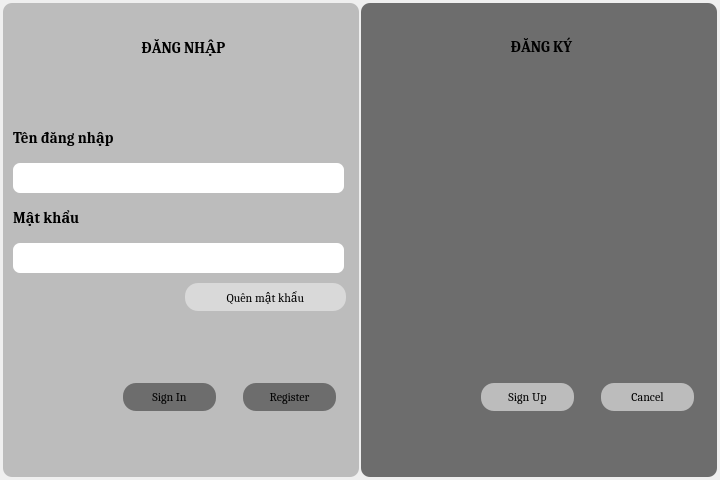
The window that login.ui (cdghhhiilnnotu/Face-Attendance-CLIENT) describes before a commit, drawn with Qt 5.
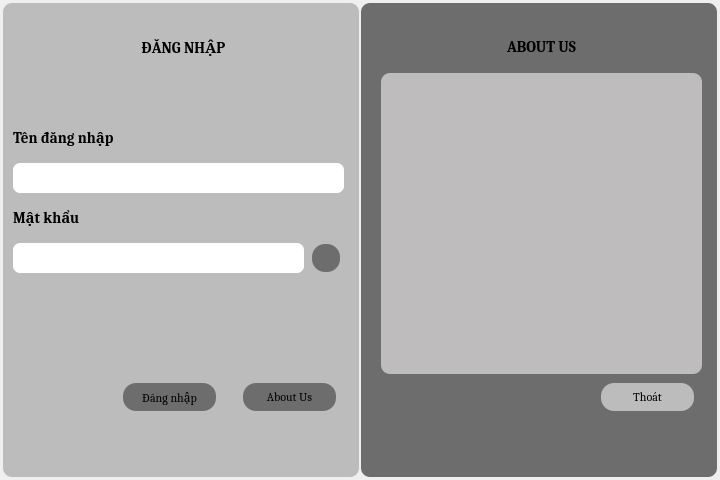
The same window after the commit.

The edit to the form file:
```diff
--- a/login.ui
+++ b/login.ui
@@ -111,7 +111,7 @@
 border-radius: 13px;</string>
           </property>
           <property name="text">
-           <string>Sign In</string>
+           <string>Đăng nhập</string>
           </property>
          </widget>
          <widget class="QPushButton" name="register_btn">
@@ -133,7 +133,7 @@
 border-radius: 13px;</string>
           </property>
           <property name="text">
-           <string>Register</string>
+           <string>About Us</string>
           </property>
          </widget>
          <widget class="QLineEdit" name="signin_username_input">
@@ -164,7 +164,7 @@
            <rect>
             <x>10</x>
             <y>240</y>
-            <width>331</width>
+            <width>291</width>
             <height>30</height>
            </rect>
           </property>
@@ -181,6 +181,9 @@
           <property name="text">
            <string/>
           </property>
+          <property name="echoMode">
+           <enum>QLineEdit::Password</enum>
+          </property>
          </widget>
          <widget class="QLabel" name="signin_username_label">
           <property name="geometry">
@@ -244,28 +247,6 @@
            <set>Qt::AlignLeading|Qt::AlignLeft|Qt::AlignVCenter</set>
           </property>
          </widget>
-         <widget class="QPushButton" name="signin_forgot_password_btn">
-          <property name="geometry">
-           <rect>
-            <x>182</x>
-            <y>280</y>
-            <width>161</width>
-            <height>28</height>
-           </rect>
-          </property>
-          <property name="font">
-           <font>
-            <family>Cambria</family>
-           </font>
-          </property>
-          <property name="styleSheet">
-           <string notr="true">border-radius: 13px;
-background-color: rgba(255, 255, 255, 109);</string>
-          </property>
-          <property name="text">
-           <string>Quên mật khẩu</string>
-          </property>
-         </widget>
          <widget class="QLabel" name="signin_name_label">
           <property name="geometry">
            <rect>
@@ -297,6 +278,28 @@
            <set>Qt::AlignCenter</set>
           </property>
          </widget>
+         <widget class="QPushButton" name="hide_password_btn">
+          <property name="geometry">
+           <rect>
+            <x>309</x>
+            <y>241</y>
+            <width>28</width>
+            <height>28</height>
+           </rect>
+          </property>
+          <property name="font">
+           <font>
+            <family>Cambria</family>
+           </font>
+          </property>
+          <property name="styleSheet">
+           <string notr="true">background-color: rgb(109, 109, 109);
+border-radius: 13px;</string>
+          </property>
+          <property name="text">
+           <string/>
+          </property>
+         </widget>
         </widget>
        </item>
        <item>
@@ -311,28 +314,6 @@
           <string notr="true">background-color: rgb(109, 109, 109);
 border-radius: 9px;</string>
          </property>
-         <widget class="QPushButton" name="signup_btn">
-          <property name="geometry">
-           <rect>
-            <x>120</x>
-            <y>380</y>
-            <width>93</width>
-            <height>28</height>
-           </rect>
-          </property>
-          <property name="font">
-           <font>
-            <family>Cambria</family>
-           </font>
-          </property>
-          <property name="styleSheet">
-           <string notr="true">background-color: rgb(188, 188, 188);
-border-radius: 13px;</string>
-          </property>
-          <property name="text">
-           <string>Sign Up</string>
-          </property>
-         </widget>
          <widget class="QPushButton" name="cancel_btn">
           <property name="geometry">
            <rect>
@@ -352,7 +333,7 @@
 border-radius: 13px;</string>
           </property>
           <property name="text">
-           <string>Cancel</string>
+           <string>Thoát</string>
           </property>
          </widget>
          <widget class="QLabel" name="signup_name_label">
@@ -380,12 +361,53 @@
            <string notr="true"/>
           </property>
           <property name="text">
-           <string>ĐĂNG KÝ</string>
+           <string>ABOUT US</string>
           </property>
           <property name="alignment">
            <set>Qt::AlignCenter</set>
           </property>
          </widget>
+         <widget class="QLabel" name="aboutus_info_label">
+          <property name="geometry">
+           <rect>
+            <x>20</x>
+            <y>70</y>
+            <width>321</width>
+            <height>301</height>
+           </rect>
+          </property>
+          <property name="font">
+           <font>
+            <family>Cambria</family>
+            <pointsize>8</pointsize>
+            <weight>50</weight>
+            <bold>false</bold>
+            <underline>false</underline>
+           </font>
+          </property>
+          <property name="layoutDirection">
+           <enum>Qt::LeftToRight</enum>
+          </property>
+          <property name="styleSheet">
+           <string notr="true">background-color: rgb(190, 188, 188);
+padding: 0px 10px;</string>
+          </property>
+          <property name="text">
+           <string/>
+          </property>
+          <property name="textFormat">
+           <enum>Qt::AutoText</enum>
+          </property>
+          <property name="alignment">
+           <set>Qt::AlignLeading|Qt::AlignLeft|Qt::AlignVCenter</set>
+          </property>
+          <property name="wordWrap">
+           <bool>true</bool>
+          </property>
+          <property name="margin">
+           <number>10</number>
+          </property>
+         </widget>
         </widget>
        </item>
       </layout>
```
Left out of the diff: 4 changed lines with no effect on the pictures.
